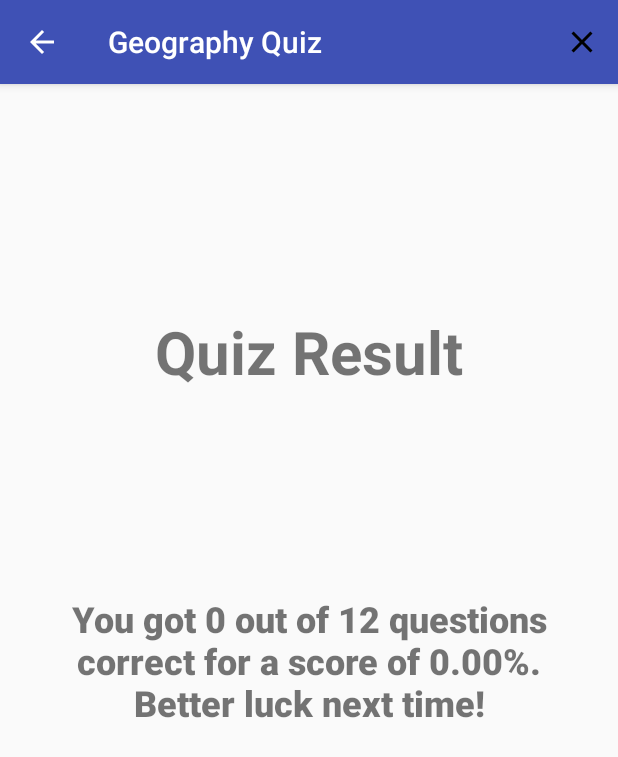
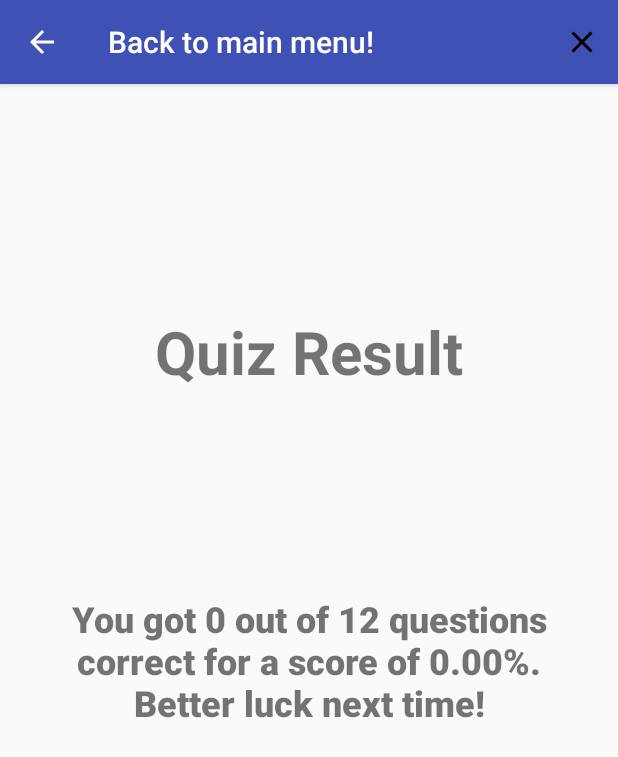
Before and after one commit to Kamal-M-Ali/CSCI-6060-Project-4, an Android app: the ResultActivity screen opened directly, with no data from a screen before it, on a phone screen of 412 x 824 dp. Shown: the top 757 px of the screen. Run offline under Robolectric (Android 15) with nearby library versions, the phone set to English and light mode, and no system bars.

Commit message:
Added some text to the up button to let the user know it takes them back to the main menu. I did not notice any issues during my testing. I didn't know how to simulate getting a call while playing the quiz but I did switch to another app mid quiz and everything worked fine when I switched back.

```diff
--- a/app/src/main/java/edu/uga/cs/geographyquiz/MainActivity.java
+++ b/app/src/main/java/edu/uga/cs/geographyquiz/MainActivity.java
@@ -33,7 +33,6 @@ public class MainActivity extends MenuActivity {
         ActionBar ab = getSupportActionBar();
         if (ab != null)
             ab.setDisplayHomeAsUpEnabled(false);
-
         // setting up event handlers
         takeQuizButton.setOnClickListener(view ->
                 startActivity(new Intent(view.getContext(), QuizActivity.class))
--- a/app/src/main/java/edu/uga/cs/geographyquiz/ResultActivity.java
+++ b/app/src/main/java/edu/uga/cs/geographyquiz/ResultActivity.java
@@ -18,6 +18,7 @@ public class ResultActivity extends MenuActivity {
         ActionBar ab = getSupportActionBar();
         if (ab != null)
             ab.setDisplayHomeAsUpEnabled(true);
+        ab.setTitle("Back to main menu!");
 
         textView = findViewById(R.id.textView3);
 
```
